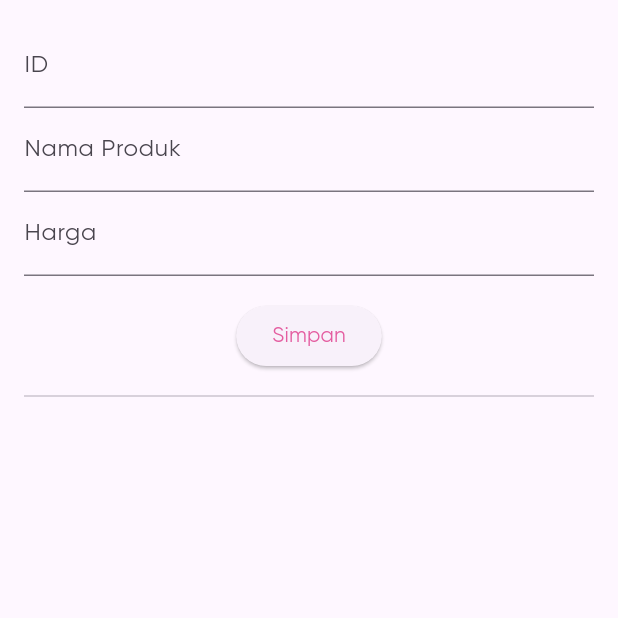
After one commit to nhishaaulia/tugas_PPKD3, a Flutter app: the RegisterScreen screen opened directly, after a tap on "Simpan", on a phone screen of 412 x 824 dp, the top half of it. The commit adds this screen. Run offline on Flutter 3.47's test engine with Material 3 defaults, Android fonts, the phone set to English and light mode, and no system bars; our stand-ins replace lottie, sqflite; accounts and stored records are empty.

Commit message:
Tugas 11 Flutter

```diff
--- /dev/null
+++ b/lib/Tugas Flutter/Tugas 11 Flutter/db_helper.dart
@@ -0,0 +1,34 @@
+// import 'package:path_provider/path_provider.dart';
+import 'package:path/path.dart';
+import 'package:ppkd_b_3/Tugas Flutter/Tugas 11 Flutter/model.dart';
+import 'package:sqflite/sqflite.dart';
+
+class DbHelper {
+  static Future<Database> databaseHelper() async {
+    final dbPath = await getDatabasesPath();
+    return openDatabase(
+      join(dbPath, 'produk.db'),
+      onCreate: (db, version) {
+        return db.execute(
+          'CREATE TABLE produk(id INTEGER PRIMARY KEY, nama TEXT, harga INTEGER)',
+        );
+      },
+      version: 1,
+    );
+  }
+
+  static Future<void> insertProduk(Produk produk) async {
+    final db = await databaseHelper();
+    await db.insert(
+      'produk',
+      produk.toMap(),
+      conflictAlgorithm: ConflictAlgorithm.replace,
+    );
+  }
+
+  static Future<List<Produk>> getAllProduk() async {
+    final db = await databaseHelper();
+    final List<Map<String, dynamic>> maps = await db.query('produk');
+    return List.generate(maps.length, (i) => Produk.fromMap(maps[i]));
+  }
+}
--- /dev/null
+++ b/lib/Tugas Flutter/Tugas 11 Flutter/model.dart
@@ -0,0 +1,19 @@
+class Produk {
+  final int id;
+  final String nama;
+  final int harga;
+
+  Produk({required this.id, required this.nama, required this.harga});
+
+  Map<String, dynamic> toMap() {
+    return <String, dynamic>{'id': id, 'nama': nama, 'harga': harga};
+  }
+
+  factory Produk.fromMap(Map<String, dynamic> map) {
+    return Produk(
+      id: map['id'] as int,
+      nama: map['nama'] as String,
+      harga: map['harga'] as int,
+    );
+  }
+}
--- /dev/null
+++ b/lib/Tugas Flutter/Tugas 11 Flutter/register_screen.dart
@@ -0,0 +1,103 @@
+import 'package:flutter/material.dart';
+import 'package:ppkd_b_3/Tugas Flutter/Tugas 11 Flutter/db_helper.dart';
+import 'package:ppkd_b_3/Tugas Flutter/Tugas 11 Flutter/model.dart';
+
+class RegisterScreen extends StatefulWidget {
+  const RegisterScreen({super.key});
+  static const id = "/register";
+
+  @override
+  State<RegisterScreen> createState() => _RegisterScreenState();
+}
+
+class _RegisterScreenState extends State<RegisterScreen> {
+  final TextEditingController idController = TextEditingController();
+  final TextEditingController namaController = TextEditingController();
+  final TextEditingController hargaController = TextEditingController();
+
+  List<Produk> daftarProduk = [];
+  @override
+  Widget build(BuildContext context) {
+    return Scaffold(
+      // appBar: AppBar(title: Text('Produk Toko')),
+      body: Padding(
+        padding: const EdgeInsets.all(16.0),
+        child: Column(
+          children: [
+            TextField(
+              controller: idController,
+              decoration: InputDecoration(labelText: 'ID'),
+              keyboardType: TextInputType.number,
+            ),
+            TextField(
+              controller: namaController,
+              decoration: InputDecoration(labelText: 'Nama Produk'),
+            ),
+            TextField(
+              controller: hargaController,
+              decoration: InputDecoration(labelText: 'Harga'),
+              keyboardType: TextInputType.number,
+            ),
+            SizedBox(height: 16),
+            ElevatedButton(
+              onPressed: simpanData,
+              child: Text(
+                'Simpan',
+                style: TextStyle(
+                  color: const Color.fromARGB(255, 228, 93, 160),
+                ),
+              ),
+            ),
+            Divider(height: 32),
+            Expanded(
+              child: ListView.builder(
+                itemCount: daftarProduk.length,
+                itemBuilder: (context, index) {
+                  final produk = daftarProduk[index];
+                  return ListTile(
+                    leading: CircleAvatar(child: Text('${index + 1}')),
+                    title: Text(produk.nama.toString()),
+                    subtitle: Text('harga: ${produk.harga}'),
+                  );
+                },
+              ),
+            ),
+          ],
+        ),
+      ),
+    );
+  }
+
+  @override
+  void initState() {
+    super.initState();
+    muatData();
+  }
+
+  Future<void> muatData() async {
+    final data = await DbHelper.getAllProduk();
+    setState(() {
+      daftarProduk = data;
+    });
+  }
+
+  Future<void> simpanData() async {
+    final id = idController.text;
+    final nama = namaController.text;
+    final harga = int.tryParse(hargaController.text) ?? 0;
+
+    if (id.isNotEmpty && harga > 0) {
+      await DbHelper.insertProduk(
+        Produk(
+          id: int.tryParse(idController.text) ?? 0,
+          nama: nama,
+          harga: harga,
+        ),
+      );
+      idController.clear();
+      namaController.clear();
+      hargaController.clear();
+      muatData();
+    }
+  }
+}
--- a/lib/main.dart
+++ b/lib/main.dart
@@ -1,6 +1,5 @@
 import 'package:flutter/material.dart';
 import 'package:ppkd_b_3/Tugas%20Flutter/Tugas%207%20Flutter/drawer_tugas.dart';
-import 'package:ppkd_b_3/Tugas%20Flutter/tugas_6.dart';
 
 void main() {
   runApp(const MyApp());
@@ -40,7 +39,7 @@ class _MyAppState extends State<MyApp> {
       ),
       initialRoute: '/',
       routes: {
-        '/': (context) => Tugas6(),
+        '/': (context) => DrawerMenu(),
         DrawerMenu.id: (context) => DrawerMenu(),
       },
       // home: Halaman1(),
--- a/pubspec.yaml
+++ b/pubspec.yaml
@@ -32,6 +32,10 @@ dependencies:
     sdk: flutter
   lottie: ^3.3.1
   intl: ^0.20.2
+  path_provider: ^2.1.5
+  shared_preferences: ^2.5.3
+  sqflite: ^2.4.2
+
 
   # The following adds the Cupertino Icons font to your application.
   # Use with the CupertinoIcons class for iOS style icons.
```
Also changed, not shown: lib/Tugas Flutter/Tugas 7 Flutter/drawer_tugas.dart (+23 -14 lines), lib/Tugas Flutter/tugas_6.dart (+5 -5 lines), pubspec.lock, 1 other file.
